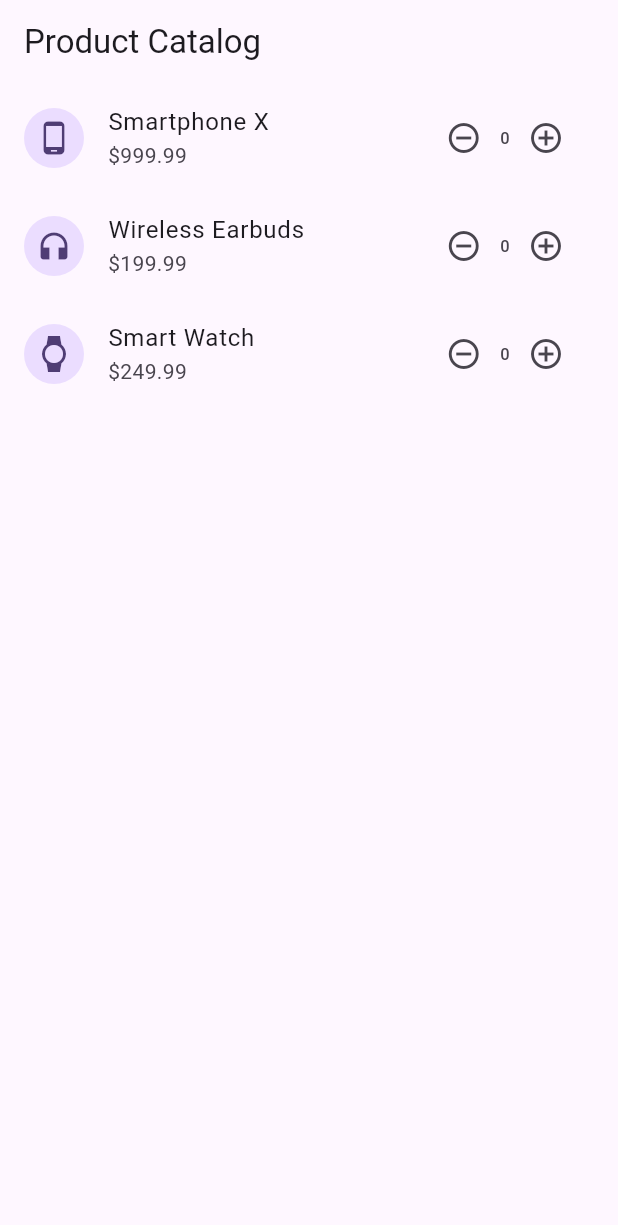
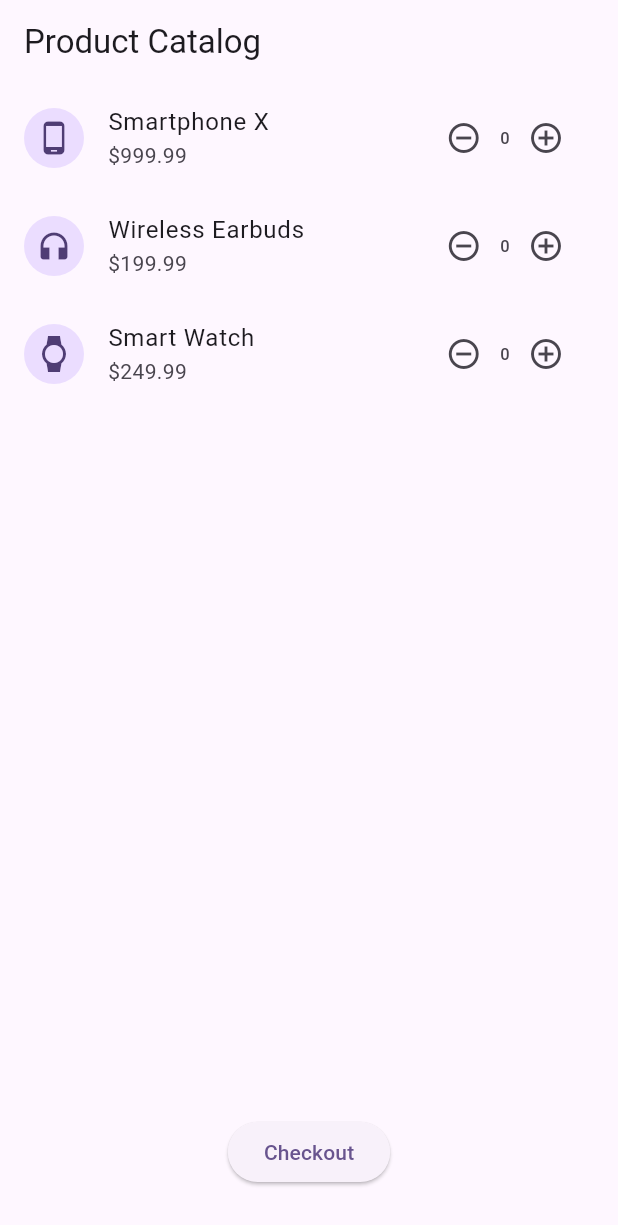
Before and after one commit to nam-svh/product-feature, a Flutter app: the screen it shows after launch, on a phone screen of 412 x 824 dp. Shown: the top 1225 px of the screen. Run offline on Flutter 3.47's test engine with Material 3 defaults, Android fonts, the phone set to English and light mode, and no system bars; our stand-ins replace go_router.

Commit message:
add checkout button

```diff
--- a/lib/screens/home_screen.dart
+++ b/lib/screens/home_screen.dart
@@ -18,7 +18,10 @@ class _HomeScreenState extends State<HomeScreen> {
       appBar: AppBar(
         title: const Text('Product Catalog'),
       ),
-      body: ListView.builder(
+      body: Column(
+        children: [
+          Expanded(
+            child: ListView.builder(
               itemCount: _productRepository.products.length,
               itemBuilder: (context, index) {
                 final product = _productRepository.products[index];
@@ -62,6 +65,18 @@ class _HomeScreenState extends State<HomeScreen> {
                 );
               },
             ),
+          ),
+          Container(
+            margin: const EdgeInsets.only(bottom: 32.0),
+            child: ElevatedButton(
+              child: const Text('Checkout'),
+              onPressed: () {
+                context.go('/checkout');
+              },
+            ),
+          ),
+        ],
+      ),
     );
   }
 }
```
Lines whose indentation alone changed are shown as unchanged.
